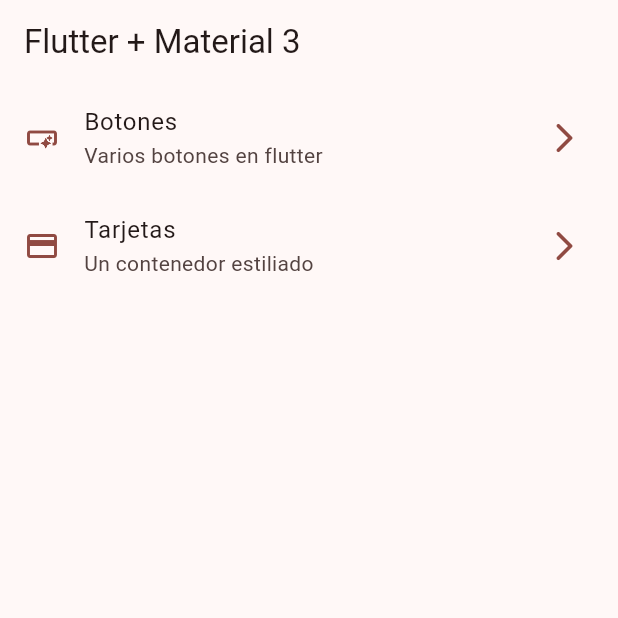
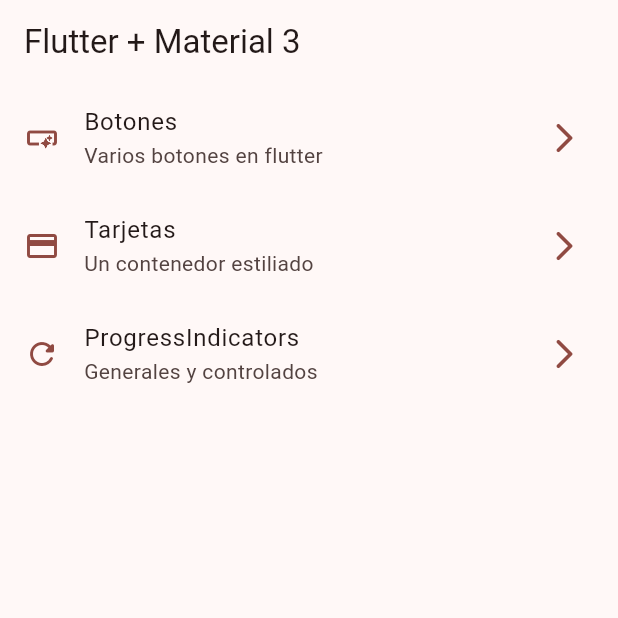
Before and after one commit to VMErik/wigets-flutter, a Flutter app: the screen it shows after launch, on a phone screen of 412 x 824 dp, the top half of it. Run offline on Flutter 3.47's test engine with Material 2 defaults, Android fonts, the phone set to English and light mode, and no system bars; our stand-ins replace go_router.

Commit message:
Progress indicator terminado

```diff
--- a/lib/config/menu/menu_items.dart
+++ b/lib/config/menu/menu_items.dart
@@ -29,4 +29,10 @@ const appMenuItems = <MenuItem>[
     link: '/cards',
     icon: Icons.credit_card
   ) ,
+  MenuItem(
+    title: 'ProgressIndicators',
+    subtitle: 'Generales y controlados',
+    link: '/progress',
+    icon: Icons.refresh_rounded
+  ) ,
 ];
--- a/lib/config/router/app_router.dart
+++ b/lib/config/router/app_router.dart
@@ -22,5 +22,10 @@ final appRouter = GoRouter(
       path: '/cards',
       builder: (context, state) => const CardsScreen(),
     ),
+     GoRoute(
+      name :ProgressScreen.name ,
+      path: '/progress',
+      builder: (context, state) => const ProgressScreen(),
+    ),
   ],
 );
--- a/lib/presentation/screens/animated/animated_screen.dart
+++ b/lib/presentation/screens/animated/animated_screen.dart
@@ -4,7 +4,7 @@ import 'package:flutter/material.dart';
 
 class AnimatedScreen extends StatelessWidget {
 
-  static const name  = 'animated_screen'
+  static const name  = 'animated_screen';
 
   const AnimatedScreen({super.key});
 
--- a/lib/presentation/screens/app_tutorial/app_tutorial_screen.dart
+++ b/lib/presentation/screens/app_tutorial/app_tutorial_screen.dart
@@ -1,6 +1,4 @@
 import 'package:flutter/material.dart';
-
-
 
 class AppTutorialScreen extends StatelessWidget {
   static const name  = 'tutorial_screen';
```
Also changed, not shown: lib/presentation/screens/progress/progress_screen.dart (+69 -1 lines).
